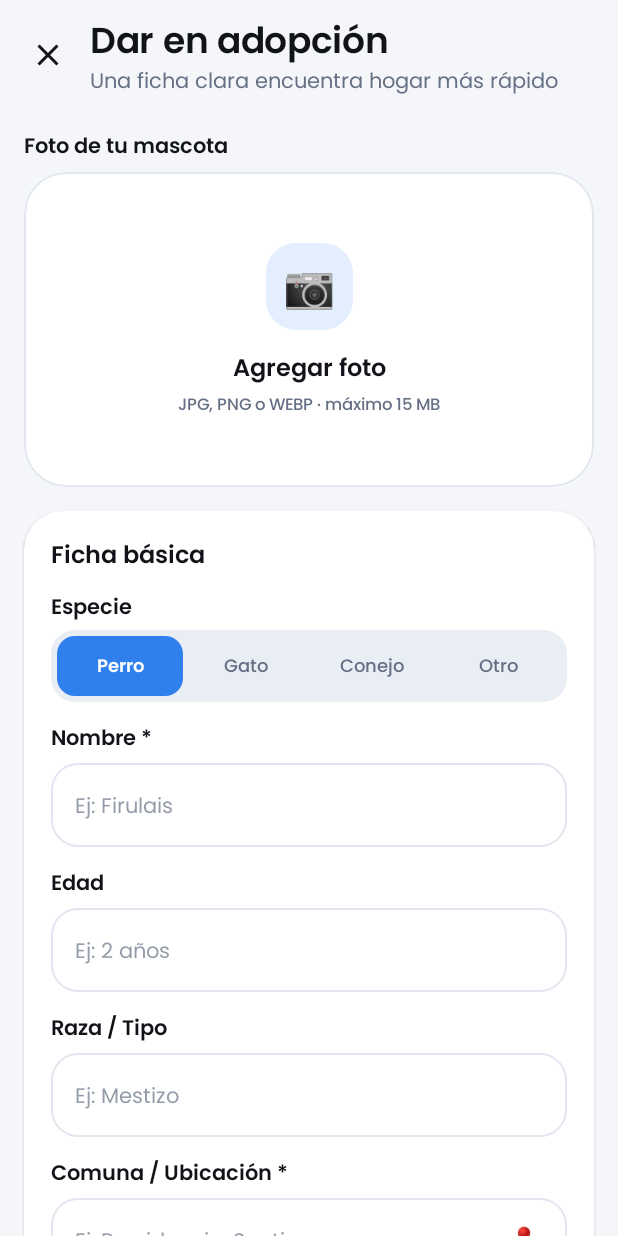
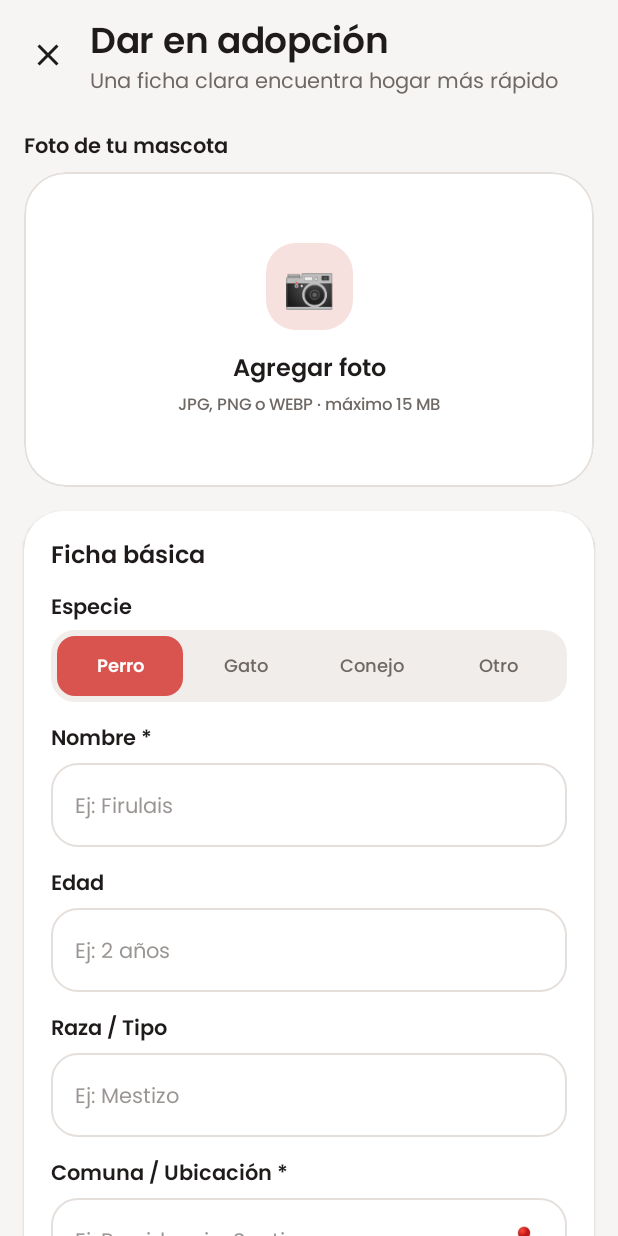
Before and after one commit to Madaboy/AdoptMe, an Android app built with Jetpack Compose: the screen it shows after launch (MainActivity), after a tap on "Publicar", on a phone screen of 412 x 824 dp. Run offline under Robolectric (Android 15) with nearby library versions, the phone set to English and light mode, and no system bars; pictures from the network do not load.

Commit message:
feat: simplificar Adoptar y aplicar paleta coral

```diff
--- a/app/src/main/java/com/adoptme/ui/components/BottomBar.kt
+++ b/app/src/main/java/com/adoptme/ui/components/BottomBar.kt
@@ -28,14 +28,14 @@ import androidx.compose.ui.unit.dp
 import androidx.compose.ui.unit.sp
 import com.adoptme.R
 import com.adoptme.core.navigation.Screen
-import com.adoptme.ui.theme.OrangeAccent
+import com.adoptme.ui.theme.CoralAccent
 
 /**
  * Barra inferior flotante de 5 posiciones.
  *
  * Publicar · Reportes · [Adoptar] · Intereses · Mi Mascota
  *
- * "Adoptar" es el botón circular naranja con la huella y la acción principal.
+ * "Adoptar" es el botón circular coral con la huella y la acción principal.
  * "Publicar" ocupa la primera posición y abre el formulario a pantalla completa.
  */
 @Composable
@@ -152,7 +152,7 @@ private fun RowScope.DockItem(
             if (badge > 0) {
                 Surface(
                     shape = CircleShape,
-                    color = OrangeAccent,
+                    color = CoralAccent,
                     modifier = Modifier
                         .align(Alignment.TopEnd)
                         .offset(x = 2.dp, y = (-2).dp)
@@ -197,7 +197,7 @@ private fun RowScope.CenterAdoptItem(onClick: () -> Unit) {
             .padding(horizontal = 7.dp)
             .size(56.dp),
         shape = CircleShape,
-        color = OrangeAccent,
+        color = CoralAccent,
         shadowElevation = 8.dp
     ) {
         Box(contentAlignment = Alignment.Center) {
--- a/app/src/main/java/com/adoptme/ui/components/Components.kt
+++ b/app/src/main/java/com/adoptme/ui/components/Components.kt
@@ -15,14 +15,13 @@ import androidx.compose.ui.Alignment
 import androidx.compose.ui.Modifier
 import androidx.compose.ui.draw.clip
 import androidx.compose.ui.graphics.Color
-import androidx.compose.ui.graphics.vector.ImageVector
 import androidx.compose.ui.platform.LocalUriHandler
 import androidx.compose.ui.text.TextStyle
 import androidx.compose.ui.text.font.FontWeight
 import androidx.compose.ui.text.style.TextOverflow
 import androidx.compose.ui.unit.dp
 import androidx.compose.ui.unit.sp
-import com.adoptme.ui.theme.OrangeAccent
+import com.adoptme.ui.theme.CoralAccent
 import kotlinx.coroutines.delay
 
 // -------------------------------------------------------------------------
@@ -377,7 +376,7 @@ fun ActionButtons(onPass: () -> Unit, onLike: () -> Unit) {
         Surface(
             onClick = onLike,
             shape = CircleShape,
-            color = OrangeAccent,
+            color = CoralAccent,
             shadowElevation = 10.dp,
             modifier = Modifier.size(76.dp)
         ) {
@@ -394,41 +393,12 @@ fun ActionButtons(onPass: () -> Unit, onLike: () -> Unit) {
 }
 
 // -------------------------------------------------------------------------
-// BOTÓN de icono suave (header)
-// -------------------------------------------------------------------------
-@Composable
-fun SoftIconButton(
-    icon: ImageVector,
-    contentDescription: String,
-    onClick: () -> Unit,
-    containerColor: Color = MaterialTheme.colorScheme.surface,
-    tint: Color = MaterialTheme.colorScheme.onSurface
-) {
-    Surface(
-        onClick = onClick,
-        shape = CircleShape,
-        color = containerColor,
-        shadowElevation = 2.dp,
-        modifier = Modifier.size(48.dp)
-    ) {
-        Box(contentAlignment = Alignment.Center) {
-            Icon(
-                imageVector = icon,
-                contentDescription = contentDescription,
-                tint = tint,
-                modifier = Modifier.size(21.dp)
-            )
-        }
-    }
-}
-
-// -------------------------------------------------------------------------
 // ESTADO VACÍO
 // -------------------------------------------------------------------------
 @Composable
 fun EmptyState(
     message: String = "No hay más mascotas cercanas",
-    subMessage: String = "Prueba con otro filtro",
+    subMessage: String = "Vuelve más tarde para ver nuevos casos",
     action: (@Composable () -> Unit)? = null
 ) {
     Column(
--- a/app/src/main/java/com/adoptme/ui/screens/DogDetailSheet.kt
+++ b/app/src/main/java/com/adoptme/ui/screens/DogDetailSheet.kt
@@ -48,7 +48,7 @@ import com.adoptme.data.model.Dog
 import com.adoptme.ui.components.InfoChip
 import com.adoptme.ui.components.SourceAttribution
 import com.adoptme.ui.theme.Ink
-import com.adoptme.ui.theme.OrangeAccent
+import com.adoptme.ui.theme.CoralAccent
 
 private val LavenderCard = Color(0xFFE9E3FF)
 private val ButterCard = Color(0xFFFFF1C9)
@@ -388,7 +388,7 @@ private fun DetailPhotoHeader(
                         } else {
                             "Guardar en intereses"
                         },
-                        tint = if (isInterested) OrangeAccent else Ink,
+                        tint = if (isInterested) CoralAccent else Ink,
                         modifier = Modifier.size(21.dp)
                     )
                 }
@@ -574,13 +574,13 @@ private fun DetailActions(
                 Icon(
                     imageVector = Icons.Filled.Favorite,
                     contentDescription = null,
-                    tint = OrangeAccent,
+                    tint = CoralAccent,
                     modifier = Modifier.size(18.dp)
                 )
                 Spacer(Modifier.width(7.dp))
                 Text(
                     text = "Quitar interés",
-                    color = OrangeAccent,
+                    color = CoralAccent,
                     fontWeight = FontWeight.SemiBold
                 )
             }
@@ -590,7 +590,7 @@ private fun DetailActions(
                 shape = RoundedCornerShape(50),
                 modifier = Modifier.height(52.dp),
                 colors = ButtonDefaults.buttonColors(
-                    containerColor = OrangeAccent,
+                    containerColor = CoralAccent,
                     contentColor = Color.White
                 )
             ) {
--- a/app/src/main/java/com/adoptme/ui/screens/HomeScreen.kt
+++ b/app/src/main/java/com/adoptme/ui/screens/HomeScreen.kt
@@ -5,12 +5,8 @@ package com.adoptme.ui.screens
 import androidx.compose.foundation.background
 import androidx.compose.foundation.clickable
 import androidx.compose.foundation.gestures.detectHorizontalDragGestures
-import androidx.compose.foundation.horizontalScroll
 import androidx.compose.foundation.layout.*
-import androidx.compose.foundation.rememberScrollState
 import androidx.compose.foundation.shape.RoundedCornerShape
-import androidx.compose.material.icons.Icons
-import androidx.compose.material.icons.filled.Refresh
 import androidx.compose.material3.*
 import androidx.compose.runtime.*
 import androidx.compose.ui.Alignment
@@ -21,17 +17,17 @@ import androidx.compose.ui.graphics.Color
 import androidx.compose.ui.graphics.graphicsLayer
 import androidx.compose.ui.input.pointer.pointerInput
 import androidx.compose.ui.layout.ContentScale
+import androidx.compose.ui.res.painterResource
 import androidx.compose.ui.text.font.FontWeight
 import androidx.compose.ui.text.style.TextOverflow
 import androidx.compose.ui.unit.dp
 import androidx.compose.ui.unit.sp
 import coil.compose.SubcomposeAsyncImage
 import coil.compose.SubcomposeAsyncImageContent
+import com.adoptme.R
 import com.adoptme.data.model.AnimalSource
-import com.adoptme.data.model.AnimalSpecies
 import com.adoptme.data.model.Dog
 import com.adoptme.ui.components.*
-import com.adoptme.ui.theme.OrangeAccent
 import com.adoptme.viewmodel.HomeViewModel
 
 @OptIn(ExperimentalLayoutApi::class)
@@ -42,7 +38,6 @@ fun HomeScreen(
 ) {
     val dogs by viewModel.dogs.collectAsState()
     val currentIndex by viewModel.currentIndex.collectAsState()
-    val speciesFilter by viewModel.speciesFilter.collectAsState()
     val isLoading by viewModel.isLoading.collectAsState()
     val errorMessage by viewModel.errorMessage.collectAsState()
     val toastMessage by viewModel.toastMessage.collectAsState()
@@ -51,7 +46,6 @@ fun HomeScreen(
     var detailDog by remember { mutableStateOf<Dog?>(null) }
 
     val currentDog = dogs.getOrNull(currentIndex)
-    val remaining = (dogs.size - currentIndex).coerceAtLeast(0)
 
     LaunchedEffect(toastMessage) {
         val message = toastMessage
@@ -66,12 +60,7 @@ fun HomeScreen(
             .fillMaxSize()
             .background(MaterialTheme.colorScheme.background)
     ) {
-        HomeTopBar(
-            remaining = remaining,
-            selectedSpecies = speciesFilter,
-            onSpeciesSelected = viewModel::setSpeciesFilter,
-            onRefresh = viewModel::loadDogs
-        )
+        HomeTopBar()
 
         when {
             isLoading -> {
@@ -119,29 +108,8 @@ fun HomeScreen(
 
             currentDog == null -> {
                 EmptyState(
-                    message = "No hay más mascotas con este filtro",
-                    subMessage = if (speciesFilter != null) {
-                        "Prueba con otra especie o vuelve a \"Todos\"."
-                    } else {
-                        "Vuelve más tarde: Huachitos.cl publica nuevos casos cada semana."
-                    },
-                    action = {
-                        if (speciesFilter != null) {
-                            OutlinedButton(
-                                onClick = { viewModel.setSpeciesFilter(null) },
-                                shape = RoundedCornerShape(50)
-                            ) {
-                                Text("Ver todos")
-                            }
-                        } else {
-                            OutlinedButton(
-                                onClick = viewModel::loadDogs,
-                                shape = RoundedCornerShape(50)
-                            ) {
-                                Text("Actualizar catálogo")
-                            }
-                        }
-                    }
+                    message = "No hay más mascotas por ahora",
+                    subMessage = "Huachitos.cl publica nuevos casos cada semana."
                 )
             }
 
@@ -212,32 +180,28 @@ fun HomeScreen(
 }
 
 @Composable
-fun HomeTopBar(
-    remaining: Int,
-    selectedSpecies: AnimalSpecies?,
-    onSpeciesSelected: (AnimalSpecies?) -> Unit,
-    onRefresh: () -> Unit = {}
-) {
-    Column(
+fun HomeTopBar() {
+    Row(
         modifier = Modifier
             .fillMaxWidth()
-            .padding(horizontal = 20.dp, vertical = 14.dp),
-        verticalArrangement = Arrangement.spacedBy(14.dp)
-    ) {
-        Row(
-            modifier = Modifier.fillMaxWidth(),
+            .padding(horizontal = 20.dp, vertical = 16.dp),
         verticalAlignment = Alignment.CenterVertically
     ) {
         Surface(
-                shape = RoundedCornerShape(16.dp),
-                color = MaterialTheme.colorScheme.primaryContainer,
-                modifier = Modifier.size(46.dp)
+            shape = RoundedCornerShape(18.dp),
+            color = MaterialTheme.colorScheme.primary,
+            modifier = Modifier.size(50.dp)
         ) {
             Box(contentAlignment = Alignment.Center) {
-                    Text("🐾", fontSize = 22.sp)
+                Icon(
+                    painter = painterResource(R.drawable.ic_paw),
+                    contentDescription = null,
+                    tint = Color.White,
+                    modifier = Modifier.size(26.dp)
+                )
             }
         }
-            Spacer(Modifier.width(11.dp))
+        Spacer(Modifier.width(12.dp))
         Column(modifier = Modifier.weight(1f)) {
             Text(
                 text = "AdoptMe",
@@ -245,92 +209,11 @@ fun HomeTopBar(
                 color = MaterialTheme.colorScheme.onBackground
             )
             Text(
-                    text = "Mascotas reales",
+                text = "Adopta, no compres.",
                 style = MaterialTheme.typography.bodySmall,
                 color = MaterialTheme.colorScheme.onSurfaceVariant
             )
         }
-            Surface(
-                shape = RoundedCornerShape(50),
-                color = MaterialTheme.colorScheme.primaryContainer
-            ) {
-                Column(
-                    horizontalAlignment = Alignment.CenterHorizontally,
-                    modifier = Modifier.padding(horizontal = 12.dp, vertical = 6.dp)
-                ) {
-                    Text(
-                        text = if (remaining > 0) "$remaining" else "0",
-                        style = MaterialTheme.typography.labelLarge,
-                        color = MaterialTheme.colorScheme.onPrimaryContainer,
-                        fontWeight = FontWeight.Bold
-                    )
-                    Text(
-                        text = "por descubrir",
-                        style = MaterialTheme.typography.labelSmall,
-                        color = MaterialTheme.colorScheme.onPrimaryContainer.copy(alpha = 0.7f)
-                    )
-                }
-            }
-            Spacer(Modifier.width(8.dp))
-            SoftIconButton(
-                icon = Icons.Filled.Refresh,
-                contentDescription = "Actualizar catálogo",
-                onClick = onRefresh
-            )
-        }
-
-        Row(
-            modifier = Modifier
-                .fillMaxWidth()
-                .horizontalScroll(rememberScrollState()),
-            horizontalArrangement = Arrangement.spacedBy(8.dp)
-        ) {
-            SpeciesChip(
-                label = "Todos",
-                emoji = "🐾",
-                selected = selectedSpecies == null,
-                onClick = { onSpeciesSelected(null) }
-            )
-            AnimalSpecies.entries.forEach { species ->
-                SpeciesChip(
-                    label = species.label + "s",
-                    emoji = species.emoji,
-                    selected = selectedSpecies == species,
-                    onClick = { onSpeciesSelected(species) }
-                )
-            }
-            Spacer(Modifier.width(8.dp))
-        }
-    }
-}
-
-@Composable
-private fun SpeciesChip(
-    label: String,
-    emoji: String,
-    selected: Boolean,
-    onClick: () -> Unit
-) {
-    Surface(
-        onClick = onClick,
-        shape = RoundedCornerShape(50),
-        color = if (selected) {
-            MaterialTheme.colorScheme.primary
-        } else {
-            MaterialTheme.colorScheme.surface
-        },
-        shadowElevation = if (selected) 0.dp else 1.dp
-    ) {
-        Text(
-            text = "$emoji $label",
-            style = MaterialTheme.typography.labelLarge,
-            color = if (selected) {
-                MaterialTheme.colorScheme.onPrimary
-            } else {
-                MaterialTheme.colorScheme.onSurfaceVariant
-            },
-            modifier = Modifier.padding(horizontal = 14.dp, vertical = 9.dp)
-        )
     }
 }
 
--- a/app/src/main/java/com/adoptme/ui/theme/Theme.kt
+++ b/app/src/main/java/com/adoptme/ui/theme/Theme.kt
@@ -23,46 +23,46 @@ import androidx.core.view.WindowCompat
 import com.adoptme.R
 
 // -------------------------------------------------------------------------
-// PALETA "AZUL & NARANJA" — extraída de las referencias visuales
-// Azul eléctrico, naranja cálido, tinta profunda y superficies limpias.
+// PALETA "CORAL & CREMA" — tomada de la referencia PetCare
 // -------------------------------------------------------------------------
 
-val BluePrimary = Color(0xFF2F80ED)
-val BlueDeep = Color(0xFF1357B8)
-val BlueSoft = Color(0xFFE3EEFF)
-val OrangeAccent = Color(0xFFF47B2A)
-val OrangeSoft = Color(0xFFFFE8D8)
+val CoralPrimary = Color(0xFFD9534F)
+val CoralDeep = Color(0xFFB23B37)
+val CoralSoft = Color(0xFFF7E1DF)
+val CoralAccent = CoralPrimary
+val Honey = Color(0xFFE0A03A)
+val HoneySoft = Color(0xFFFCEFD8)
 val Mint = Color(0xFF2F9E6B)
 val MintSoft = Color(0xFFDDF5EA)
-val Ink = Color(0xFF111318)
-val InkSoft = Color(0xFF667085)
-val Cloud = Color(0xFFF4F6FA)
+val Ink = Color(0xFF1E1B1A)
+val InkSoft = Color(0xFF6F6864)
+val WarmCloud = Color(0xFFF7F5F3)
 val SurfaceWhite = Color(0xFFFFFFFF)
-val SurfaceMuted = Color(0xFFE9EDF4)
-val OutlineSoft = Color(0xFFE1E6EF)
-val OutlineFaint = Color(0xFFEEF1F6)
-val DangerRed = Color(0xFFE5484D)
+val SurfaceMuted = Color(0xFFF1EDEA)
+val OutlineSoft = Color(0xFFE5DFDB)
+val OutlineFaint = Color(0xFFF0EBE8)
+val DangerRed = Color(0xFFC0392B)
 val WarningAmber = Color(0xFFF2A93B)
 
 // Semántica del mapa de reportes
 val ReportAbandonment = WarningAmber
 val ReportDanger = DangerRed
-val ReportAdoption = BluePrimary
+val ReportAdoption = CoralPrimary
 
 private val LightColors = lightColorScheme(
-    primary = BluePrimary,
+    primary = CoralPrimary,
     onPrimary = Color.White,
-    primaryContainer = BlueSoft,
-    onPrimaryContainer = Color(0xFF123B73),
-    secondary = OrangeAccent,
+    primaryContainer = CoralSoft,
+    onPrimaryContainer = Color(0xFF5A1F1C),
+    secondary = CoralDeep,
     onSecondary = Color.White,
-    secondaryContainer = OrangeSoft,
-    onSecondaryContainer = Color(0xFF5A2A0C),
-    tertiary = Mint,
+    secondaryContainer = Color(0xFFF4D6D4),
+    onSecondaryContainer = Color(0xFF5A1F1C),
+    tertiary = Honey,
     onTertiary = Color.White,
-    tertiaryContainer = MintSoft,
-    onTertiaryContainer = Color(0xFF0C3B29),
-    background = Cloud,
+    tertiaryContainer = HoneySoft,
+    onTertiaryContainer = Color(0xFF5A3A0A),
+    background = WarmCloud,
     onBackground = Ink,
     surface = SurfaceWhite,
     onSurface = Ink,
@@ -72,43 +72,43 @@ private val LightColors = lightColorScheme(
     outlineVariant = OutlineFaint,
     error = DangerRed,
     onError = Color.White,
-    errorContainer = Color(0xFFFDE4E5),
-    onErrorContainer = Color(0xFF6E1D1F),
+    errorContainer = Color(0xFFF9DEDC),
+    onErrorContainer = Color(0xFF410E0B),
     inverseSurface = Ink,
     inverseOnSurface = Color.White
 )
 
 private val DarkColors = darkColorScheme(
-    primary = Color(0xFF8AB4FF),
-    onPrimary = Color(0xFF0A2A55),
-    primaryContainer = Color(0xFF1D3E6B),
-    onPrimaryContainer = Color(0xFFD9E6FF),
-    secondary = Color(0xFFFFB184),
-    onSecondary = Color(0xFF4A1F08),
-    secondaryContainer = Color(0xFF5A2A12),
-    onSecondaryContainer = Color(0xFFFFE0CC),
-    tertiary = Color(0xFF7ED9B0),
-    onTertiary = Color(0xFF063A28),
-    tertiaryContainer = Color(0xFF0F4A35),
-    onTertiaryContainer = Color(0xFFD7F7E8),
-    background = Color(0xFF0B0E13),
-    onBackground = Color(0xFFF1F4F8),
-    surface = Color(0xFF151A22),
-    onSurface = Color(0xFFF1F4F8),
-    surfaceVariant = Color(0xFF1E2530),
-    onSurfaceVariant = Color(0xFFA7B0C0),
-    outline = Color(0xFF303846),
-    outlineVariant = Color(0xFF232A35),
-    error = Color(0xFFFF8A8A),
-    onError = Color(0xFF4A0C0E),
-    errorContainer = Color(0xFF5C1A1D),
-    onErrorContainer = Color(0xFFFFDAD9),
-    inverseSurface = Color(0xFFF1F4F8),
-    inverseOnSurface = Color(0xFF111318)
+    primary = Color(0xFFF08A84),
+    onPrimary = Color(0xFF4A0F0D),
+    primaryContainer = Color(0xFF6B2420),
+    onPrimaryContainer = Color(0xFFFFDAD6),
+    secondary = Color(0xFFFFB4AB),
+    onSecondary = Color(0xFF561E1A),
+    secondaryContainer = Color(0xFF73332F),
+    onSecondaryContainer = Color(0xFFFFDAD6),
+    tertiary = Color(0xFFF2C078),
+    onTertiary = Color(0xFF442B00),
+    tertiaryContainer = Color(0xFF624000),
+    onTertiaryContainer = Color(0xFFFFDFA0),
+    background = Color(0xFF121010),
+    onBackground = Color(0xFFF5F0EE),
+    surface = Color(0xFF1C1918),
+    onSurface = Color(0xFFF5F0EE),
+    surfaceVariant = Color(0xFF2A2624),
+    onSurfaceVariant = Color(0xFFB8AFA9),
+    outline = Color(0xFF4A4441),
+    outlineVariant = Color(0xFF332E2C),
+    error = Color(0xFFFFB4AB),
+    onError = Color(0xFF690005),
+    errorContainer = Color(0xFF93000A),
+    onErrorContainer = Color(0xFFFFDAD6),
+    inverseSurface = Color(0xFFF5F0EE),
+    inverseOnSurface = Ink
 )
 
 // -------------------------------------------------------------------------
-// TIPOGRAFÍA — Poppins, geométrica y redondeada como las referencias
+// TIPOGRAFÍA — Poppins
 // -------------------------------------------------------------------------
 
 val Poppins = FontFamily(
--- a/app/src/main/java/com/adoptme/viewmodel/ScreenViewModels.kt
+++ b/app/src/main/java/com/adoptme/viewmodel/ScreenViewModels.kt
@@ -26,9 +26,6 @@ class HomeViewModel(
     private val _currentIndex = MutableStateFlow(0)
     val currentIndex: StateFlow<Int> = _currentIndex.asStateFlow()
 
-    private val _speciesFilter = MutableStateFlow<AnimalSpecies?>(null)
-    val speciesFilter: StateFlow<AnimalSpecies?> = _speciesFilter.asStateFlow()
-
     private val _isLoading = MutableStateFlow(false)
     val isLoading: StateFlow<Boolean> = _isLoading.asStateFlow()
 
@@ -37,8 +34,6 @@ class HomeViewModel(
 
     private val _toastMessage = MutableStateFlow<String?>(null)
     val toastMessage: StateFlow<String?> = _toastMessage.asStateFlow()
-
-    private var allDogs: List<Dog> = emptyList()
 
     init {
         loadDogs()
@@ -50,8 +45,8 @@ class HomeViewModel(
             _errorMessage.value = null
             repository.fetchDogsFromApi()
                 .onSuccess { animals ->
-                    allDogs = animals
-                    applyFilter()
+                    _dogs.value = animals
+                    _currentIndex.value = 0
                 }
                 .onFailure {
                     _errorMessage.value =
@@ -59,19 +54,6 @@ class HomeViewModel(
                 }
             _isLoading.value = false
         }
-    }
-
-    fun setSpeciesFilter(species: AnimalSpecies?) {
-        if (_speciesFilter.value == species) return
-        _speciesFilter.value = species
-        applyFilter()
-    }
-
-    private fun applyFilter() {
-        _dogs.value = allDogs.filter { dog ->
-            _speciesFilter.value == null || dog.species == _speciesFilter.value
-        }
-        _currentIndex.value = 0
     }
 
     fun onLike() {
@@ -104,7 +86,7 @@ class HomeViewModel(
         val next = _currentIndex.value + 1
         _currentIndex.value = next
         if (next >= _dogs.value.size) {
-            _toastMessage.value = "No hay más mascotas con este filtro · Prueba otro"
+            _toastMessage.value = "No hay más mascotas por ahora"
         }
     }
 
```
Also changed, not shown: 3 other files. Lines whose indentation alone changed are shown as unchanged.
